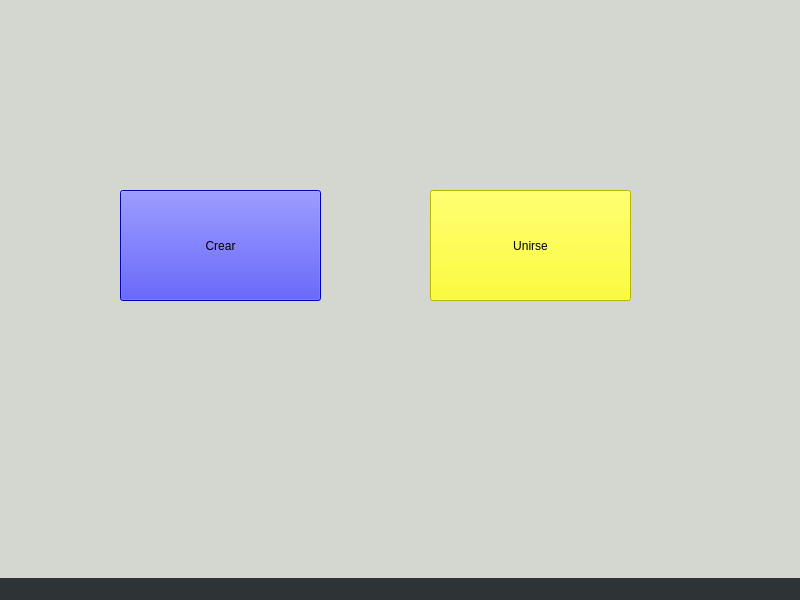
nazar9318/taller-tpFinal-1c2021, file Client/src/Initiator/window/mainwindow.ui: the form before one commit.
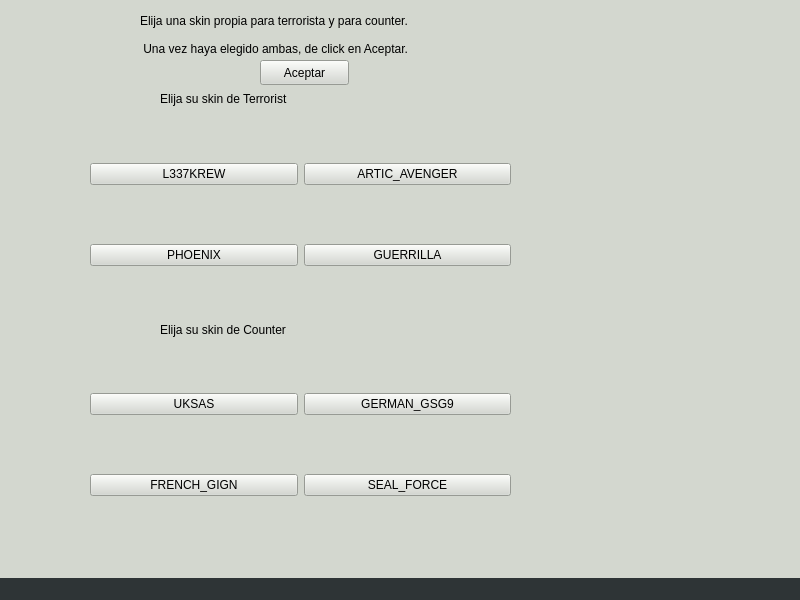
The form after the commit.

Commit message: Se agrega feature de elegir skin para terrorista y counter

```diff
--- a/Client/src/Initiator/window/mainwindow.ui
+++ b/Client/src/Initiator/window/mainwindow.ui
@@ -23,7 +23,7 @@
    <widget class="QStackedWidget" name="stackedWidget">
     <property name="geometry">
      <rect>
-      <x>0</x>
+      <x>-10</x>
       <y>0</y>
       <width>821</width>
       <height>591</height>
@@ -34,7 +34,7 @@
 </string>
     </property>
     <property name="currentIndex">
-     <number>1</number>
+     <number>2</number>
     </property>
     <widget class="QWidget" name="connectToPort">
      <widget class="QLineEdit" name="host">
@@ -86,6 +86,178 @@
       </property>
      </widget>
     </widget>
+    <widget class="QWidget" name="Bienvenida">
+     <widget class="QPushButton" name="OK">
+      <property name="geometry">
+       <rect>
+        <x>330</x>
+        <y>330</y>
+        <width>89</width>
+        <height>25</height>
+       </rect>
+      </property>
+      <property name="text">
+       <string>Aceptar</string>
+      </property>
+     </widget>
+     <widget class="QLineEdit" name="lineEdit">
+      <property name="geometry">
+       <rect>
+        <x>250</x>
+        <y>180</y>
+        <width>241</width>
+        <height>141</height>
+       </rect>
+      </property>
+     </widget>
+    </widget>
+    <widget class="QWidget" name="chooseSkins">
+     <widget class="QLabel" name="label_4">
+      <property name="geometry">
+       <rect>
+        <x>170</x>
+        <y>90</y>
+        <width>191</width>
+        <height>17</height>
+       </rect>
+      </property>
+      <property name="text">
+       <string>Elija su skin de Terrorist</string>
+      </property>
+     </widget>
+     <widget class="QLabel" name="label_5">
+      <property name="geometry">
+       <rect>
+        <x>170</x>
+        <y>320</y>
+        <width>221</width>
+        <height>20</height>
+       </rect>
+      </property>
+      <property name="text">
+       <string>Elija su skin de Counter</string>
+      </property>
+     </widget>
+     <widget class="QPushButton" name="acceptSkins">
+      <property name="geometry">
+       <rect>
+        <x>270</x>
+        <y>60</y>
+        <width>89</width>
+        <height>25</height>
+       </rect>
+      </property>
+      <property name="text">
+       <string>Aceptar</string>
+      </property>
+     </widget>
+     <widget class="QLabel" name="label_6">
+      <property name="geometry">
+       <rect>
+        <x>150</x>
+        <y>10</y>
+        <width>461</width>
+        <height>21</height>
+       </rect>
+      </property>
+      <property name="text">
+       <string>Elija una skin propia para terrorista y para counter.</string>
+      </property>
+     </widget>
+     <widget class="QLabel" name="label_7">
+      <property name="geometry">
+       <rect>
+        <x>150</x>
+        <y>40</y>
+        <width>381</width>
+        <height>17</height>
+       </rect>
+      </property>
+      <property name="text">
+       <string> Una vez haya elegido ambas, de click en Aceptar.</string>
+      </property>
+     </widget>
+     <widget class="QWidget" name="gridLayoutWidget">
+      <property name="geometry">
+       <rect>
+        <x>100</x>
+        <y>110</y>
+        <width>421</width>
+        <height>211</height>
+       </rect>
+      </property>
+      <layout class="QGridLayout" name="gridLayout">
+       <item row="2" column="0">
+        <widget class="QPushButton" name="PHOENIX">
+         <property name="text">
+          <string>PHOENIX</string>
+         </property>
+        </widget>
+       </item>
+       <item row="2" column="1">
+        <widget class="QPushButton" name="GUERRILLA">
+         <property name="text">
+          <string>GUERRILLA</string>
+         </property>
+        </widget>
+       </item>
+       <item row="0" column="1">
+        <widget class="QPushButton" name="ARTIC_AVENGER">
+         <property name="text">
+          <string>ARTIC_AVENGER</string>
+         </property>
+        </widget>
+       </item>
+       <item row="0" column="0">
+        <widget class="QPushButton" name="L337KREW">
+         <property name="text">
+          <string>L337KREW</string>
+         </property>
+        </widget>
+       </item>
+      </layout>
+     </widget>
+     <widget class="QWidget" name="gridLayoutWidget_2">
+      <property name="geometry">
+       <rect>
+        <x>100</x>
+        <y>340</y>
+        <width>421</width>
+        <height>211</height>
+       </rect>
+      </property>
+      <layout class="QGridLayout" name="gridLayout_2">
+       <item row="1" column="1">
+        <widget class="QPushButton" name="SEAL_FORCE">
+         <property name="text">
+          <string>SEAL_FORCE</string>
+         </property>
+        </widget>
+       </item>
+       <item row="0" column="1">
+        <widget class="QPushButton" name="GERMAN_GSG9">
+         <property name="text">
+          <string>GERMAN_GSG9</string>
+         </property>
+        </widget>
+       </item>
+       <item row="0" column="0">
+        <widget class="QPushButton" name="UKSAS">
+         <property name="text">
+          <string>UKSAS</string>
+         </property>
+        </widget>
+       </item>
+       <item row="1" column="0">
+        <widget class="QPushButton" name="FRENCH_GIGN">
+         <property name="text">
+          <string>FRENCH_GIGN</string>
+         </property>
+        </widget>
+       </item>
+      </layout>
+     </widget>
+    </widget>
     <widget class="QWidget" name="mainWindow">
      <widget class="QPushButton" name="createButton">
       <property name="geometry">
```
Left out of the diff: 35 changed lines with no effect on the pictures. The commit also changes 8 other files.
